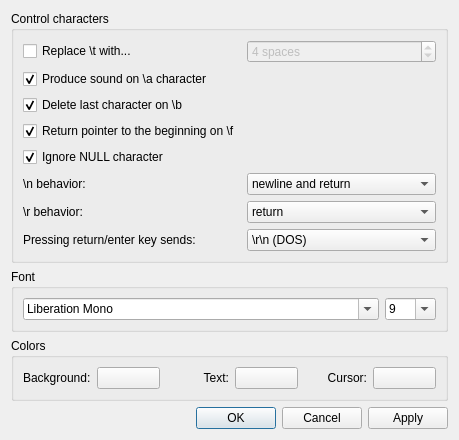
Qt form src/ui/terminalsettings.ui (Tasssadar/Lorris) before a commit.
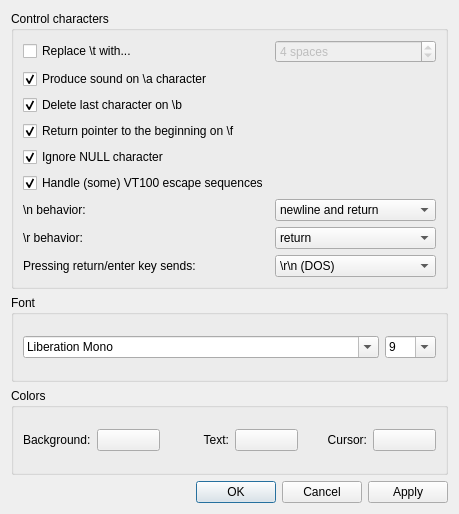
The same form after that commit.

Commit message: [907] Support color VT100 escape sequences in terminal

```diff
--- a/src/ui/terminalsettings.ui
+++ b/src/ui/terminalsettings.ui
@@ -7,7 +7,7 @@
     <x>0</x>
     <y>0</y>
     <width>459</width>
-    <height>439</height>
+    <height>514</height>
    </rect>
   </property>
   <property name="windowTitle">
@@ -73,14 +73,14 @@
         </property>
        </widget>
       </item>
-      <item row="5" column="0">
+      <item row="6" column="0">
        <widget class="QLabel" name="label">
         <property name="text">
          <string>\n behavior:</string>
         </property>
        </widget>
       </item>
-      <item row="5" column="1">
+      <item row="6" column="1">
        <widget class="QComboBox" name="newBox">
         <item>
          <property name="text">
@@ -104,14 +104,14 @@
         </item>
        </widget>
       </item>
-      <item row="6" column="0">
+      <item row="7" column="0">
        <widget class="QLabel" name="label_2">
         <property name="text">
          <string>\r behavior:</string>
         </property>
        </widget>
       </item>
-      <item row="6" column="1">
+      <item row="7" column="1">
        <widget class="QComboBox" name="returnBox">
         <property name="currentIndex">
          <number>2</number>
@@ -138,24 +138,7 @@
         </item>
        </widget>
       </item>
-      <item row="4" column="0">
-       <widget class="QCheckBox" name="nullBox">
-        <property name="text">
-         <string>Ignore NULL character</string>
-        </property>
-        <property name="checked">
-         <bool>true</bool>
-        </property>
-       </widget>
-      </item>
-      <item row="7" column="0">
-       <widget class="QLabel" name="label_6">
-        <property name="text">
-         <string>Pressing return/enter key sends:</string>
-        </property>
-       </widget>
-      </item>
-      <item row="7" column="1">
+      <item row="8" column="1">
        <widget class="QComboBox" name="enterSendBox">
         <item>
          <property name="text">
@@ -179,6 +162,33 @@
         </item>
        </widget>
       </item>
+      <item row="4" column="0">
+       <widget class="QCheckBox" name="nullBox">
+        <property name="text">
+         <string>Ignore NULL character</string>
+        </property>
+        <property name="checked">
+         <bool>true</bool>
+        </property>
+       </widget>
+      </item>
+      <item row="8" column="0">
+       <widget class="QLabel" name="label_6">
+        <property name="text">
+         <string>Pressing return/enter key sends:</string>
+        </property>
+       </widget>
+      </item>
+      <item row="5" column="0">
+       <widget class="QCheckBox" name="escapeBox">
+        <property name="text">
+         <string>Handle (some) VT100 escape sequences</string>
+        </property>
+        <property name="checked">
+         <bool>true</bool>
+        </property>
+       </widget>
+      </item>
      </layout>
     </widget>
    </item>
```
The commit also changes 6 other files.
